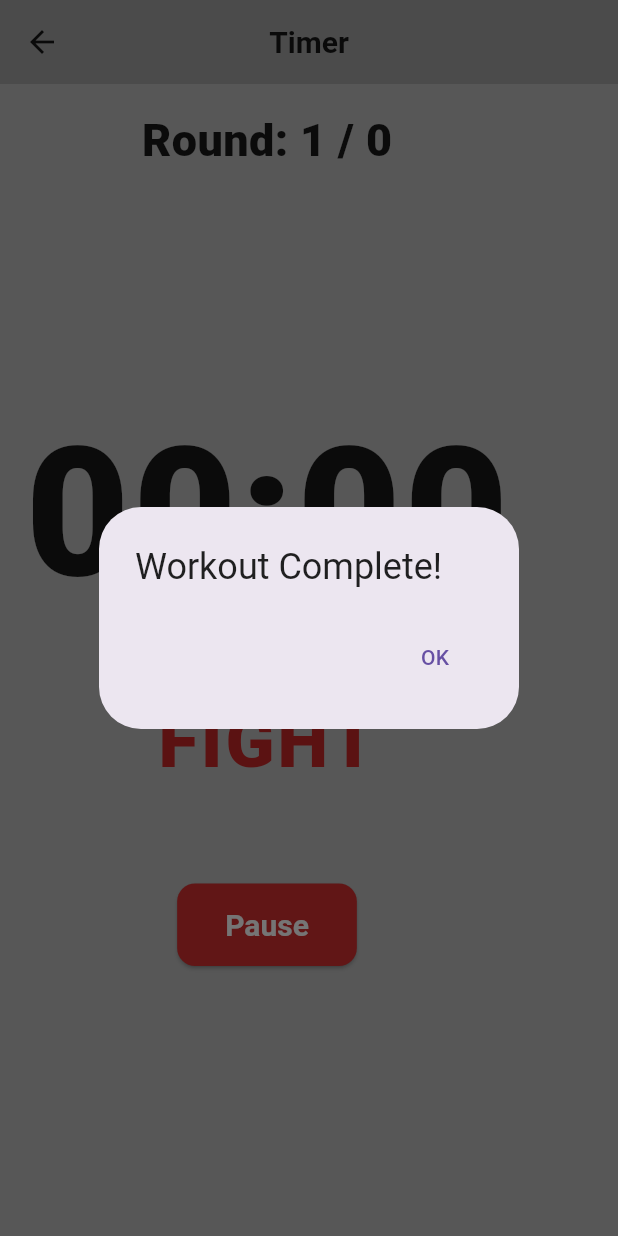
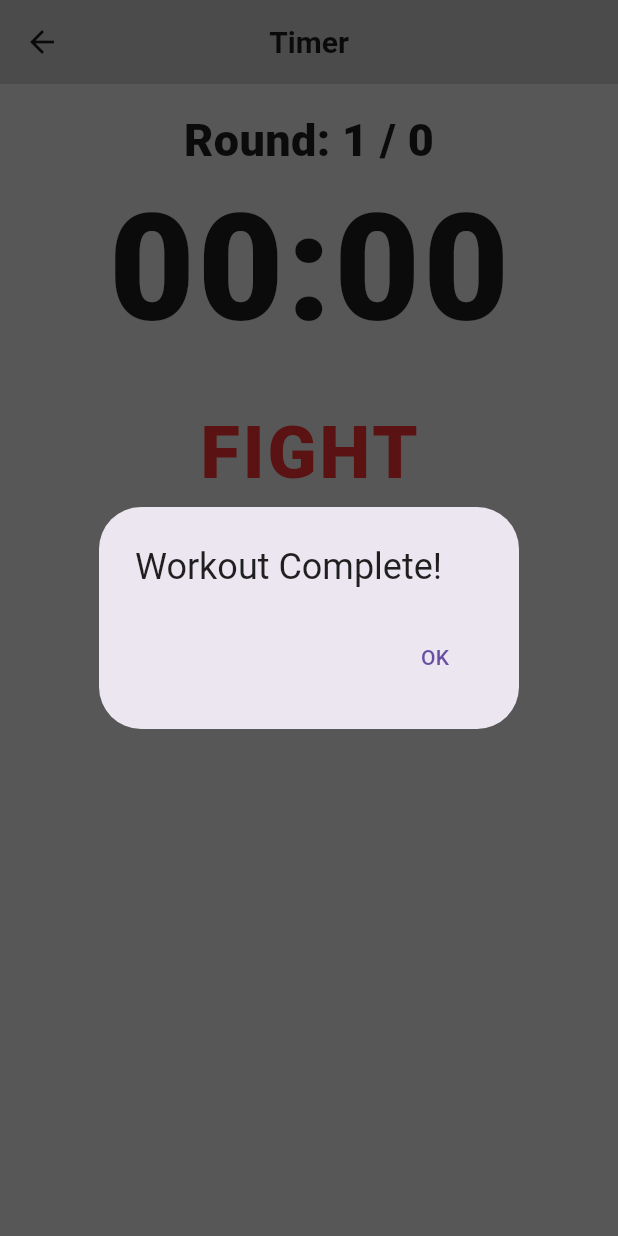
Before and after one commit to qafromla/boxin_app_2.0, a Flutter app: the TimerScreen screen opened directly with empty values, on a phone screen of 412 x 824 dp. Run offline on Flutter 3.47's test engine with Material 3 defaults, Android fonts, the phone set to English and light mode, and no system bars; our stand-ins replace audioplayers, shared_preferences, wakelock_plus; accounts and stored records are empty.

Commit message:
fix view size screen on different screen sizes

```diff
--- a/lib/screens/setting_screen.dart
+++ b/lib/screens/setting_screen.dart
@@ -13,7 +13,7 @@
 
 class _SettingScreenState extends State<SettingScreen> {
   bool _showCoundown = false;
-  int _roundLength = 60;
+  int _roundLength = 180;
 
   int _restTime = 60;
 
@@ -21,28 +21,28 @@
 
   void _incrementRoundLength() {
     setState(() {
-      _roundLength += 10;
+      _roundLength += 30;
     });
   }
 
   void _decrementRoundLength() {
     setState(() {
-      if (_roundLength > 10) {
-        _roundLength -= 10;
+      if (_roundLength > 30) {
+        _roundLength -= 30;
       }
     });
   }
 
   void _incrementRestTime() {
     setState(() {
-      _restTime += 10;
+      _restTime += 30;
     });
   }
 
   void _decrementRestTime() {
     setState(() {
-      if (_restTime > 10) {
-        _restTime -= 10;
+      if (_restTime > 30) {
+        _restTime -= 30;
       }
     });
   }
--- a/lib/screens/timer_sreen.dart
+++ b/lib/screens/timer_sreen.dart
@@ -174,35 +174,82 @@
 
   @override
   Widget build(BuildContext context) {
+    final screenHeight = MediaQuery.of(context).size.height;
+    final screenWidth = MediaQuery.of(context).size.width;
+    final isPortrait =
+        MediaQuery.of(context).orientation == Orientation.portrait;
+    double timerFontSize =
+        isPortrait ? screenHeight * 0.12 : screenWidth * 0.12;
+
     return Scaffold(
       appBar: AppBar(title: Text('Timer')),
-      body: Padding(
+      body: SafeArea(
+        child: LayoutBuilder(
+          builder: (context, constraints) {
+            return Center(
+              child: ConstrainedBox(
+                constraints: BoxConstraints(
+                  maxWidth: 500, // Limit width for tablet/desktop
+                  minWidth: 0,
+                  minHeight: constraints.maxHeight,
+                ),
+                child: SingleChildScrollView(
+                  child: IntrinsicHeight(
+                    child: Padding(
                       padding: const EdgeInsets.all(16.0),
                       child: Column(
                         mainAxisAlignment: MainAxisAlignment.start,
                         children: [
-            RoundDisplay(current: currentRound, total: widget.rounds),
-            SizedBox(height: 150),
+                          RoundDisplay(
+                            current: currentRound,
+                            total: widget.rounds,
+                          ),
+                          Spacer(),
                           TimerDisplay(
                             timeLeft: timeLeft,
                             formatTime: formatTime,
-              textStyle: Theme.of(context).textTheme.headlineMedium?.copyWith(
+                            textStyle: Theme.of(
+                              context,
+                            ).textTheme.headlineMedium?.copyWith(
                               fontWeight: FontWeight.w900,
-                fontSize: 120,
+                              fontSize: timerFontSize,
                               letterSpacing: 2,
                             ),
                           ),
-            SizedBox(height: 40),
+                          SizedBox(
+                            height:
+                                isPortrait
+                                    ? screenHeight * 0.03
+                                    : screenWidth * 0.03,
+                          ),
                           PhaseLabel(isResting: isResting),
-            SizedBox(height: 40),
+                          SizedBox(
+                            height:
+                                isPortrait
+                                    ? screenHeight * 0.03
+                                    : screenWidth * 0.03,
+                          ),
                           RoundProgressBar(
                             totalRounds: widget.rounds,
                             currentRound: currentRound,
                             isResting: isResting,
                           ),
-            SizedBox(height: 20),
+                          SizedBox(
+                            height:
+                                isPortrait
+                                    ? screenHeight * 0.02
+                                    : screenWidth * 0.02,
+                          ),
                           _buildControlButtons(),
+                          Spacer(),
                         ],
+                      ),
+                    ),
+                  ),
+                ),
+              ),
+            );
+          },
         ),
       ),
     );
```
Lines whose indentation alone changed are shown as unchanged.
